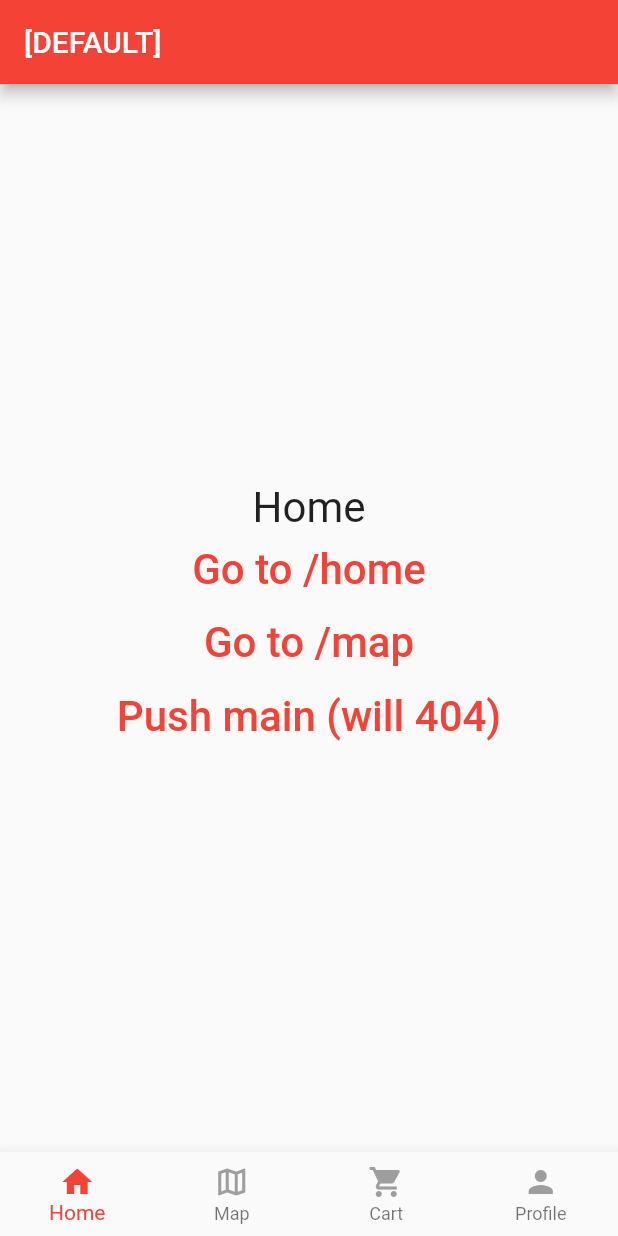
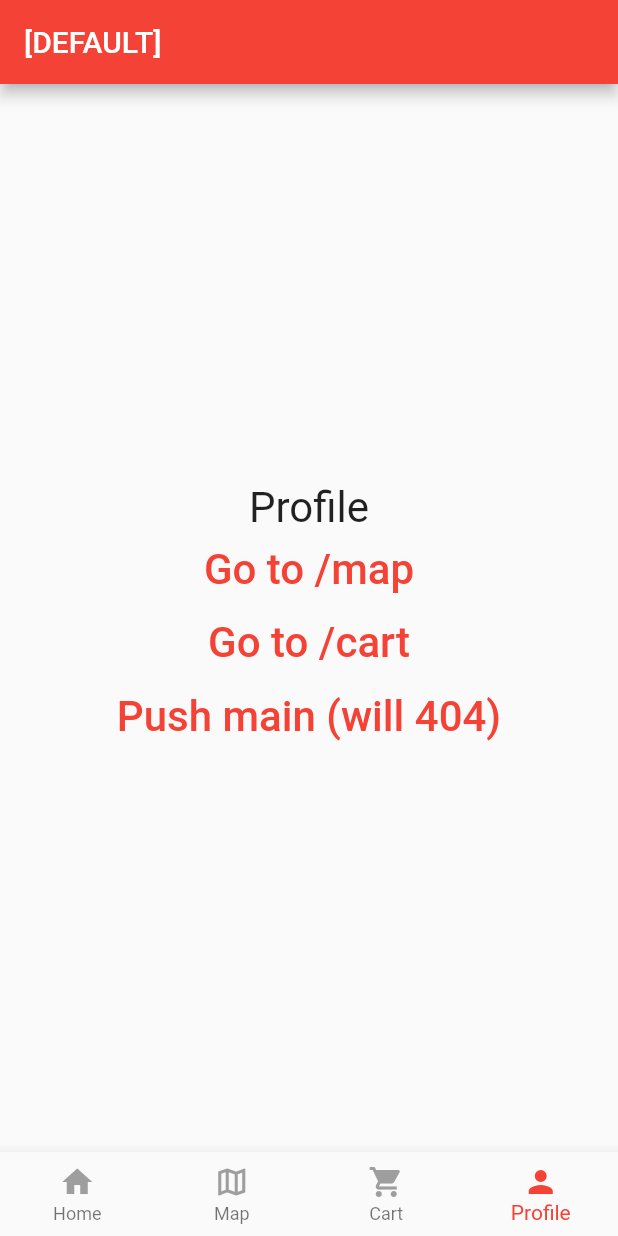
Before and after one commit to itsPeetah/polimi-dima-2022-ecommerce, a Flutter app: the screen it shows after launch, on a phone screen of 412 x 824 dp. Run offline on Flutter 3.47's test engine with Material 2 defaults, Android fonts, the phone set to English and light mode, and no system bars; our stand-ins replace firebase_auth, firebase_core, firebase_database, google_maps_flutter; missing offline and left inert: dart:js; accounts and stored records are empty.

Commit message:
Update main_navigation.dart

```diff
--- a/dima/lib/components/navigation/main_navigation.dart
+++ b/dima/lib/components/navigation/main_navigation.dart
@@ -1,9 +1,10 @@
-import 'package:firebase_core/firebase_core.dart';
+import 'package:dima/main.dart';
 import 'package:flutter/material.dart';
 import 'package:dima/components/navigation/bottom_tab_bar.dart';
 import 'package:dima/components/navigation/nested_navigator.dart';
 import 'package:dima/util/navigation/nested_routes.dart';
 import 'package:dima/util/navigation/tab_item.dart';
+import 'package:provider/provider.dart';
 
 class MainNavigation extends StatefulWidget {
   const MainNavigation({Key? key}) : super(key: key);
@@ -13,8 +14,10 @@ class MainNavigation extends StatefulWidget {
 }
 
 class MainNavigationState extends State<MainNavigation> {
-  final _pageController = PageController(initialPage: 0);
-  var _currentTab = TabItem.home;
+  // final _pageController = PageController(initialPage: 0);
+  // var _currentTab = TabItem.home;
+  final _pageController = PageController(initialPage: 3);
+  var _currentTab = TabItem.profile;
 
   // Navigator key used for nested navigation in the home page
   final _homeNavigatorKey = GlobalKey<NavigatorState>();
@@ -54,15 +57,17 @@ class MainNavigationState extends State<MainNavigation> {
     _currentTab = tabItem;
   }
 
-  String _getAppBarTitle() {
-    return Firebase.app().name;
+  Widget _getAppBarTitle() {
+    return Consumer<ApplicationState>(builder: (context, appstate, _) {
+      return Text(appstate.fbAppName);
+    });
   }
 
   @override
   Widget build(BuildContext context) {
     return Scaffold(
       appBar: AppBar(
-        title: Text(_getAppBarTitle()),
+        title: _getAppBarTitle(),
       ),
       body: PageView(
         onPageChanged: (idx) => setState(() {
```
